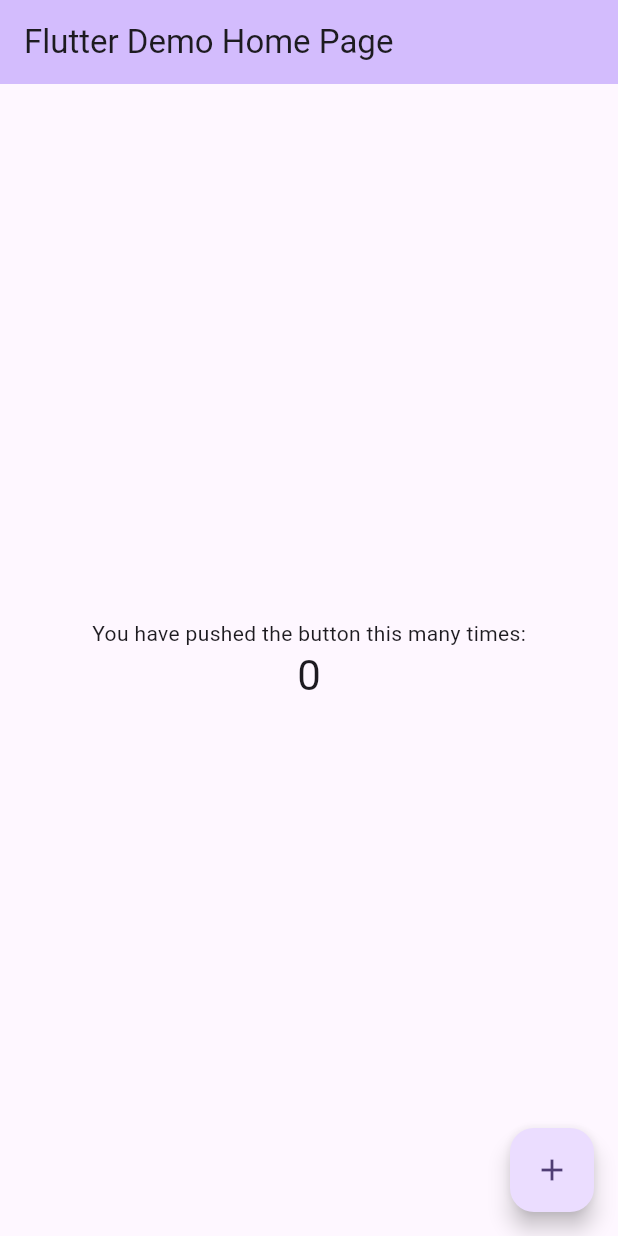
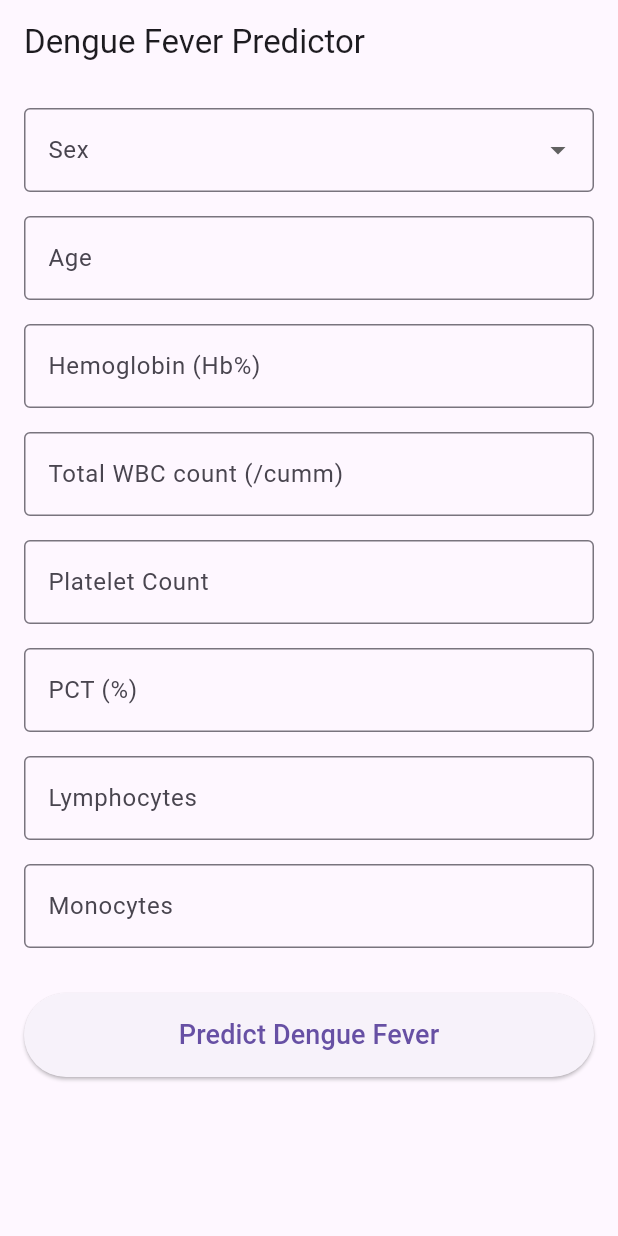
Before and after one commit to santorasu/dengue_prediction_app, a Flutter app: the screen it shows after launch, on a phone screen of 412 x 824 dp. Run offline on Flutter 3.47's test engine with Material 3 defaults, Android fonts, the phone set to English and light mode, and no system bars.

Commit message:
this is version 1 app

```diff
--- a/lib/main.dart
+++ b/lib/main.dart
@@ -1,122 +1,204 @@
 import 'package:flutter/material.dart';
 
 void main() {
-  runApp(const MyApp());
+  runApp(DenguePredictorApp());
 }
 
-class MyApp extends StatelessWidget {
-  const MyApp({super.key});
-
-  // This widget is the root of your application.
+class DenguePredictorApp extends StatelessWidget {
   @override
   Widget build(BuildContext context) {
     return MaterialApp(
-      title: 'Flutter Demo',
+      debugShowCheckedModeBanner: false,
+      title: 'Dengue Fever Predictor',
       theme: ThemeData(
-        // This is the theme of your application.
-        //
-        // TRY THIS: Try running your application with "flutter run". You'll see
-        // the application has a purple toolbar. Then, without quitting the app,
-        // try changing the seedColor in the colorScheme below to Colors.green
-        // and then invoke "hot reload" (save your changes or press the "hot
-        // reload" button in a Flutter-supported IDE, or press "r" if you used
-        // the command line to start the app).
-        //
-        // Notice that the counter didn't reset back to zero; the application
-        // state is not lost during the reload. To reset the state, use hot
-        // restart instead.
-        //
-        // This works for code too, not just values: Most code changes can be
-        // tested with just a hot reload.
-        colorScheme: ColorScheme.fromSeed(seedColor: Colors.deepPurple),
+        primarySwatch: Colors.red,
+        visualDensity: VisualDensity.adaptivePlatformDensity,
       ),
-      home: const MyHomePage(title: 'Flutter Demo Home Page'),
+      home: DengueFormPage(),
     );
   }
 }
 
-class MyHomePage extends StatefulWidget {
-  const MyHomePage({super.key, required this.title});
+class DengueFormPage extends StatefulWidget {
+  @override
+  _DengueFormPageState createState() => _DengueFormPageState();
+}
 
-  // This widget is the home page of your application. It is stateful, meaning
-  // that it has a State object (defined below) that contains fields that affect
-  // how it looks.
+class _DengueFormPageState extends State<DengueFormPage> {
+  final _formKey = GlobalKey<FormState>();
 
-  // This class is the configuration for the state. It holds the values (in this
-  // case the title) provided by the parent (in this case the App widget) and
-  // used by the build method of the State. Fields in a Widget subclass are
-  // always marked "final".
+  // Form field controllers
+  String? _sex;
+  final _ageController = TextEditingController();
+  final _hbController = TextEditingController();
+  final _wbcController = TextEditingController();
+  final _plateletCountController = TextEditingController();
+  final _pctController = TextEditingController();
+  final _lymphocytesController = TextEditingController();
+  final _monocytesController = TextEditingController();
 
-  final String title;
+  String? _predictionResult;
 
   @override
-  State<MyHomePage> createState() => _MyHomePageState();
-}
+  void dispose() {
+    _ageController.dispose();
+    _hbController.dispose();
+    _wbcController.dispose();
+    _plateletCountController.dispose();
+    _pctController.dispose();
+    _lymphocytesController.dispose();
+    _monocytesController.dispose();
+    super.dispose();
+  }
 
-class _MyHomePageState extends State<MyHomePage> {
-  int _counter = 0;
+  void _submitForm() {
+    if (_formKey.currentState!.validate()) {
+      // Normally here you would send data to backend and get prediction
+      // For demonstration, we simulate a prediction randomly or fixed
+      setState(() {
+        // For example, just a dummy logic based on platelet count
+        double plateletCount = double.parse(_plateletCountController.text);
+        if (plateletCount < 150000) {
+          _predictionResult = "Positive for Dengue Fever";
+        } else {
+          _predictionResult = "Negative for Dengue Fever";
+        }
+      });
+    }
+  }
 
-  void _incrementCounter() {
-    setState(() {
-      // This call to setState tells the Flutter framework that something has
-      // changed in this State, which causes it to rerun the build method below
-      // so that the display can reflect the updated values. If we changed
-      // _counter without calling setState(), then the build method would not be
-      // called again, and so nothing would appear to happen.
-      _counter++;
-    });
+  Widget _buildResultSection() {
+    if (_predictionResult == null) {
+      return SizedBox.shrink();
+    }
+
+    Color resultColor =
+    _predictionResult!.toLowerCase().contains('positive') ? Colors.red : Colors.green;
+
+    return Container(
+      margin: EdgeInsets.symmetric(vertical: 20.0),
+      padding: EdgeInsets.all(16.0),
+      decoration:
+      BoxDecoration(color: resultColor.withOpacity(0.1), borderRadius: BorderRadius.circular(8)),
+      child: Row(
+        children: [
+          Icon(
+            _predictionResult!.toLowerCase().contains('positive') ? Icons.warning : Icons.check_circle,
+            color: resultColor,
+            size: 36,
+          ),
+          SizedBox(width: 12),
+          Expanded(
+            child: Text(
+              _predictionResult!,
+              style: TextStyle(fontSize: 20, fontWeight: FontWeight.bold, color: resultColor),
+            ),
+          ),
+        ],
+      ),
+    );
+  }
+
+  Widget _buildTextField(String label, String hint, TextEditingController controller, String? Function(String?) validator, {TextInputType keyboardType = TextInputType.number}) {
+    return TextFormField(
+      controller: controller,
+      keyboardType: keyboardType,
+      decoration: InputDecoration(
+        labelText: label,
+        hintText: hint,
+        border: OutlineInputBorder(),
+      ),
+      validator: validator,
+    );
   }
 
   @override
   Widget build(BuildContext context) {
-    // This method is rerun every time setState is called, for instance as done
-    // by the _incrementCounter method above.
-    //
-    // The Flutter framework has been optimized to make rerunning build methods
-    // fast, so that you can just rebuild anything that needs updating rather
-    // than having to individually change instances of widgets.
     return Scaffold(
       appBar: AppBar(
-        // TRY THIS: Try changing the color here to a specific color (to
-        // Colors.amber, perhaps?) and trigger a hot reload to see the AppBar
-        // change color while the other colors stay the same.
-        backgroundColor: Theme.of(context).colorScheme.inversePrimary,
-        // Here we take the value from the MyHomePage object that was created by
-        // the App.build method, and use it to set our appbar title.
-        title: Text(widget.title),
+        title: Text('Dengue Fever Predictor'),
       ),
-      body: Center(
-        // Center is a layout widget. It takes a single child and positions it
-        // in the middle of the parent.
-        child: Column(
-          // Column is also a layout widget. It takes a list of children and
-          // arranges them vertically. By default, it sizes itself to fit its
-          // children horizontally, and tries to be as tall as its parent.
-          //
-          // Column has various properties to control how it sizes itself and
-          // how it positions its children. Here we use mainAxisAlignment to
-          // center the children vertically; the main axis here is the vertical
-          // axis because Columns are vertical (the cross axis would be
-          // horizontal).
-          //
-          // TRY THIS: Invoke "debug painting" (choose the "Toggle Debug Paint"
-          // action in the IDE, or press "p" in the console), to see the
-          // wireframe for each widget.
-          mainAxisAlignment: MainAxisAlignment.center,
-          children: <Widget>[
-            const Text('You have pushed the button this many times:'),
-            Text(
-              '$_counter',
-              style: Theme.of(context).textTheme.headlineMedium,
-            ),
-          ],
+      body: SingleChildScrollView(
+        padding: EdgeInsets.all(16),
+        child: Form(
+          key: _formKey,
+          child: Column(
+            children: [
+              DropdownButtonFormField<String>(
+                decoration: InputDecoration(
+                  labelText: "Sex",
+                  border: OutlineInputBorder(),
+                ),
+                value: _sex,
+                items: ['Male', 'Female']
+                    .map((sex) => DropdownMenuItem(value: sex, child: Text(sex)))
+                    .toList(),
+                onChanged: (value) {
+                  setState(() {
+                    _sex = value;
+                  });
+                },
+                validator: (value) => value == null ? 'Please select your sex' : null,
+              ),
+              SizedBox(height: 16),
+              _buildTextField("Age", "Enter age in years", _ageController, (value) {
+                if (value == null || value.isEmpty) return 'Please enter age';
+                if (int.tryParse(value) == null) return 'Please enter a valid integer';
+                if (int.parse(value) <= 0) return 'Age must be positive';
+                return null;
+              }, keyboardType: TextInputType.number),
+              SizedBox(height: 16),
+              _buildTextField("Hemoglobin (Hb%)", "e.g., 14.5", _hbController, (value) {
+                if (value == null || value.isEmpty) return 'Please enter hemoglobin level';
+                if (double.tryParse(value) == null) return 'Please enter a valid number';
+                return null;
+              }),
+              SizedBox(height: 16),
+              _buildTextField("Total WBC count (/cumm)", "e.g., 4500", _wbcController, (value) {
+                if (value == null || value.isEmpty) return 'Please enter WBC count';
+                if (int.tryParse(value) == null) return 'Please enter a valid integer';
+                return null;
+              }),
+              SizedBox(height: 16),
+              _buildTextField("Platelet Count", "e.g., 150000", _plateletCountController, (value) {
+                if (value == null || value.isEmpty) return 'Please enter platelet count';
+                if (int.tryParse(value) == null) return 'Please enter a valid integer';
+                return null;
+              }),
+              SizedBox(height: 16),
+              _buildTextField("PCT (%)", "e.g., 0.1", _pctController, (value) {
+                if (value == null || value.isEmpty) return 'Please enter PCT percentage';
+                if (double.tryParse(value) == null) return 'Please enter a valid number';
+                return null;
+              }),
+              SizedBox(height: 16),
+              _buildTextField("Lymphocytes", "e.g., 40", _lymphocytesController, (value) {
+                if (value == null || value.isEmpty) return 'Please enter lymphocytes count';
+                if (int.tryParse(value) == null) return 'Please enter a valid integer';
+                return null;
+              }),
+              SizedBox(height: 16),
+              _buildTextField("Monocytes", "e.g., 10", _monocytesController, (value) {
+                if (value == null || value.isEmpty) return 'Please enter monocytes count';
+                if (int.tryParse(value) == null) return 'Please enter a valid integer';
+                return null;
+              }),
+              SizedBox(height: 30),
+              SizedBox(
+                width: double.infinity,
+                child: ElevatedButton(
+                  onPressed: _submitForm,
+                  child: Padding(
+                    padding: const EdgeInsets.symmetric(vertical: 15),
+                    child: Text('Predict Dengue Fever', style: TextStyle(fontSize: 18)),
+                  ),
+                ),
+              ),
+              _buildResultSection(),
+            ],
+          ),
         ),
       ),
-      floatingActionButton: FloatingActionButton(
-        onPressed: _incrementCounter,
-        tooltip: 'Increment',
-        child: const Icon(Icons.add),
-      ), // This trailing comma makes auto-formatting nicer for build methods.
     );
   }
 }
```
Also changed, not shown: 2 other files.
